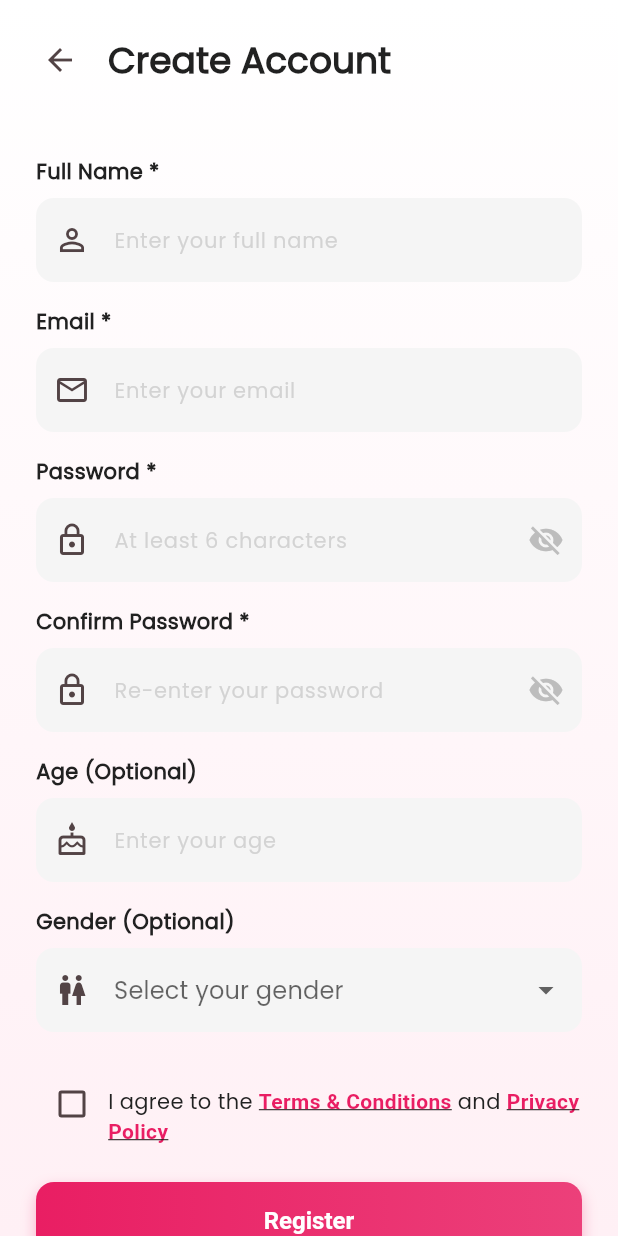
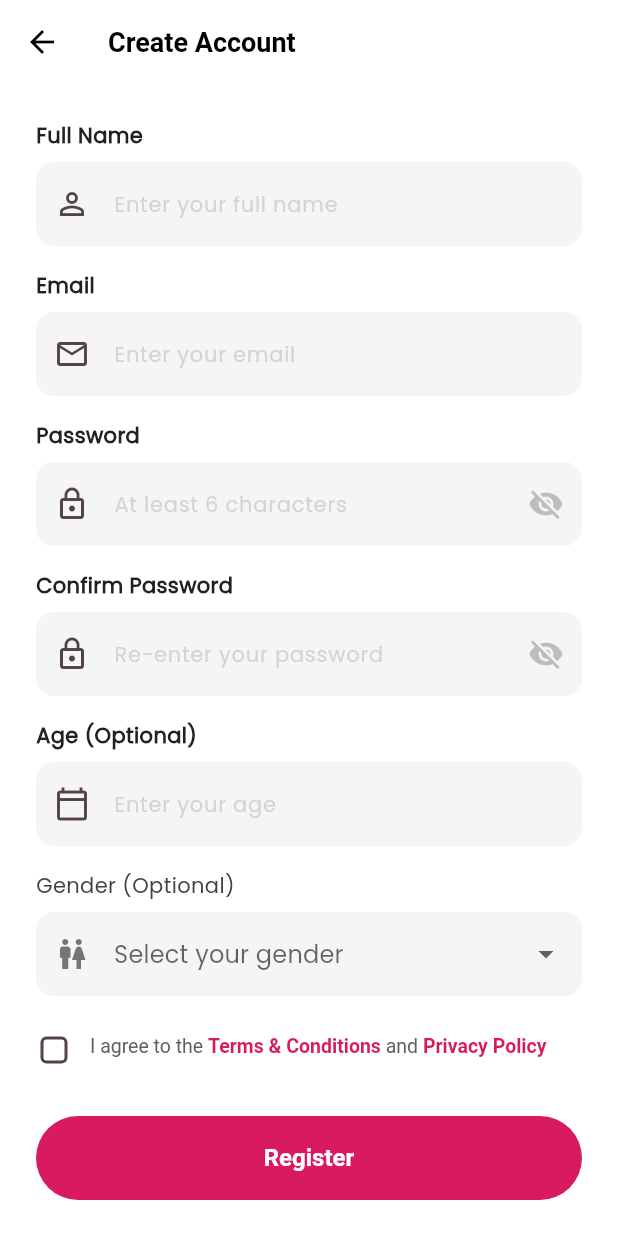
Before and after one commit to robertterquin/ONCOSENSE, a Flutter app: the screen it shows after launch, after a tap on "Create an account", on a phone screen of 412 x 824 dp. Run offline on Flutter 3.47's test engine with Material 3 defaults, Android fonts, the phone set to English and light mode, and no system bars.

```diff
--- a/lib/screens/auth/register_screen.dart
+++ b/lib/screens/auth/register_screen.dart
@@ -1,8 +1,7 @@
 import 'package:flutter/material.dart';
 import 'package:flutter/services.dart';
-import 'package:cancerapp/utils/theme.dart';
 import 'package:cancerapp/utils/constants.dart';
-import 'widgets/auth_button.dart';
+import 'package:cancerapp/utils/routes.dart';
 import 'widgets/input_field.dart';
 
 class RegisterScreen extends StatefulWidget {
@@ -123,41 +122,31 @@ class _RegisterScreenState extends State<RegisterScreen> {
       );
 
       // Navigate to login or home screen
-      Navigator.pushReplacementNamed(context, '/login');
+      Navigator.pushReplacementNamed(context, AppRoutes.login);
     }
   }
 
   @override
   Widget build(BuildContext context) {
     return Scaffold(
-      body: Container(
-        decoration: BoxDecoration(
-          gradient: AppTheme.softPinkGradient,
-        ),
-        child: SafeArea(
-          child: Column(
-            children: [
-              // App Bar
-              Padding(
-                padding: const EdgeInsets.all(16.0),
-                child: Row(
-                  children: [
-                    IconButton(
-                      icon: const Icon(Icons.arrow_back),
+      backgroundColor: Colors.white,
+      appBar: AppBar(
+        backgroundColor: Colors.white,
+        elevation: 0,
+        leading: IconButton(
+          icon: Icon(Icons.arrow_back, color: Colors.black),
           onPressed: () => Navigator.pop(context),
         ),
-                    const SizedBox(width: 8.0),
-                    Text(
+        title: Text(
           'Create Account',
-                      style: Theme.of(context).textTheme.headlineMedium,
-                    ),
-                  ],
+          style: TextStyle(
+            color: Colors.black,
+            fontSize: 18,
+            fontWeight: FontWeight.w600,
           ),
         ),
-
-              // Form
-              Expanded(
-                child: SingleChildScrollView(
+      ),
+      body: SingleChildScrollView(
         padding: const EdgeInsets.all(24.0),
         child: Form(
           key: _formKey,
@@ -167,7 +156,7 @@ class _RegisterScreenState extends State<RegisterScreen> {
               // Full Name
               InputField(
                 controller: _nameController,
-                          label: 'Full Name *',
+                label: 'Full Name',
                 hint: 'Enter your full name',
                 keyboardType: TextInputType.name,
                 prefixIcon: const Icon(Icons.person_outline),
@@ -179,7 +168,7 @@ class _RegisterScreenState extends State<RegisterScreen> {
               // Email
               InputField(
                 controller: _emailController,
-                          label: 'Email *',
+                label: 'Email',
                 hint: 'Enter your email',
                 keyboardType: TextInputType.emailAddress,
                 prefixIcon: const Icon(Icons.email_outlined),
@@ -191,7 +180,7 @@ class _RegisterScreenState extends State<RegisterScreen> {
               // Password
               InputField(
                 controller: _passwordController,
-                          label: 'Password *',
+                label: 'Password',
                 hint: 'At least 6 characters',
                 isPassword: true,
                 prefixIcon: const Icon(Icons.lock_outline),
@@ -203,7 +192,7 @@ class _RegisterScreenState extends State<RegisterScreen> {
               // Confirm Password
               InputField(
                 controller: _confirmPasswordController,
-                          label: 'Confirm Password *',
+                label: 'Confirm Password',
                 hint: 'Re-enter your password',
                 isPassword: true,
                 prefixIcon: const Icon(Icons.lock_outline),
@@ -218,7 +207,7 @@ class _RegisterScreenState extends State<RegisterScreen> {
                 label: 'Age (Optional)',
                 hint: 'Enter your age',
                 keyboardType: TextInputType.number,
-                          prefixIcon: const Icon(Icons.cake_outlined),
+                prefixIcon: const Icon(Icons.calendar_today_outlined),
                 inputFormatters: [
                   FilteringTextInputFormatter.digitsOnly,
                   LengthLimitingTextInputFormatter(3),
@@ -236,21 +225,29 @@ class _RegisterScreenState extends State<RegisterScreen> {
                     'Gender (Optional)',
                     style: TextStyle(
                       fontSize: 14,
-                                fontWeight: FontWeight.w600,
-                                color: Color(0xFF212121),
+                      fontWeight: FontWeight.w500,
+                      color: Color(0xFF424242),
                     ),
                   ),
                   const SizedBox(height: 8),
-                            DropdownButtonFormField<String>(
+                  Container(
+                    decoration: BoxDecoration(
+                      color: Color(0xFFF5F5F5),
+                      borderRadius: BorderRadius.circular(12),
+                    ),
+                    child: DropdownButtonFormField<String>(
                       value: _selectedGender,
                       decoration: InputDecoration(
                         hintText: 'Select your gender',
                         hintStyle: TextStyle(
-                                  color: Color(0xFFBDBDBD).withOpacity(0.6),
+                          color: Color(0xFF9E9E9E),
                           fontSize: 14,
                         ),
-                                prefixIcon: const Icon(Icons.wc_outlined),
+                        prefixIcon: Icon(Icons.wc_outlined, color: Color(0xFF757575)),
+                        border: InputBorder.none,
+                        contentPadding: EdgeInsets.symmetric(horizontal: 16, vertical: 16),
                       ),
+                      dropdownColor: Colors.white,
                       items: ['Male', 'Female', 'Non-binary', 'Prefer not to say'].map((gender) {
                         return DropdownMenuItem(
                           value: gender,
@@ -263,6 +260,7 @@ class _RegisterScreenState extends State<RegisterScreen> {
                         });
                       },
                     ),
+                  ),
                 ],
               ),
 
@@ -272,15 +270,23 @@ class _RegisterScreenState extends State<RegisterScreen> {
               Row(
                 crossAxisAlignment: CrossAxisAlignment.start,
                 children: [
-                            Checkbox(
+                  SizedBox(
+                    width: 24,
+                    height: 24,
+                    child: Checkbox(
                       value: _termsAccepted,
                       onChanged: (value) {
                         setState(() {
                           _termsAccepted = value ?? false;
                         });
                       },
-                              activeColor: Color(0xFFE91E63),
+                      activeColor: Color(0xFFD81B60),
+                      shape: RoundedRectangleBorder(
+                        borderRadius: BorderRadius.circular(4),
                       ),
+                    ),
+                  ),
+                  SizedBox(width: 12),
                   Expanded(
                     child: GestureDetector(
                       onTap: () {
@@ -288,28 +294,28 @@ class _RegisterScreenState extends State<RegisterScreen> {
                           _termsAccepted = !_termsAccepted;
                         });
                       },
-                                child: Padding(
-                                  padding: const EdgeInsets.only(top: 12),
                       child: RichText(
                         text: TextSpan(
-                                      style: Theme.of(context).textTheme.bodyMedium,
+                          style: TextStyle(
+                            fontSize: 13,
+                            color: Color(0xFF616161),
+                            height: 1.4,
+                          ),
                           children: const [
                             TextSpan(text: 'I agree to the '),
                             TextSpan(
                               text: 'Terms & Conditions',
                               style: TextStyle(
-                                            color: Color(0xFFE91E63),
-                                            fontWeight: FontWeight.bold,
-                                            decoration: TextDecoration.underline,
+                                color: Color(0xFFD81B60),
+                                fontWeight: FontWeight.w600,
                               ),
                             ),
                             TextSpan(text: ' and '),
                             TextSpan(
                               text: 'Privacy Policy',
                               style: TextStyle(
-                                            color: Color(0xFFE91E63),
-                                            fontWeight: FontWeight.bold,
-                                            decoration: TextDecoration.underline,
+                                color: Color(0xFFD81B60),
+                                fontWeight: FontWeight.w600,
                               ),
                             ),
                           ],
@@ -317,17 +323,43 @@ class _RegisterScreenState extends State<RegisterScreen> {
                       ),
                     ),
                   ),
-                            ),
                 ],
               ),
 
-                        const SizedBox(height: 24.0),
+              const SizedBox(height: 32.0),
 
               // Register Button
-                        AuthButton(
-                          text: 'Register',
-                          onPressed: _handleRegister,
-                          isLoading: _isLoading,
+              SizedBox(
+                width: double.infinity,
+                height: 56,
+                child: ElevatedButton(
+                  onPressed: _isLoading ? null : _handleRegister,
+                  style: ElevatedButton.styleFrom(
+                    backgroundColor: Color(0xFFD81B60),
+                    foregroundColor: Colors.white,
+                    shape: RoundedRectangleBorder(
+                      borderRadius: BorderRadius.circular(28),
+                    ),
+                    elevation: 0,
+                    disabledBackgroundColor: Color(0xFFD81B60).withOpacity(0.6),
+                  ),
+                  child: _isLoading
+                      ? SizedBox(
+                          width: 24,
+                          height: 24,
+                          child: CircularProgressIndicator(
+                            strokeWidth: 2.5,
+                            valueColor: AlwaysStoppedAnimation<Color>(Colors.white),
+                          ),
+                        )
+                      : const Text(
+                          'Register',
+                          style: TextStyle(
+                            fontSize: 16,
+                            fontWeight: FontWeight.w600,
+                          ),
+                        ),
+                ),
               ),
 
               const SizedBox(height: 16.0),
@@ -338,17 +370,25 @@ class _RegisterScreenState extends State<RegisterScreen> {
                 children: [
                   Text(
                     'Already have an account? ',
-                              style: Theme.of(context).textTheme.bodyMedium,
+                    style: TextStyle(
+                      fontSize: 14,
+                      color: Color(0xFF616161),
+                    ),
                   ),
                   TextButton(
                     onPressed: () {
-                                Navigator.pushReplacementNamed(context, '/login');
+                      Navigator.pushNamed(context, AppRoutes.login);
                     },
+                    style: TextButton.styleFrom(
+                      padding: EdgeInsets.zero,
+                      minimumSize: Size(50, 30),
+                      tapTargetSize: MaterialTapTargetSize.shrinkWrap,
+                    ),
                     child: const Text(
                       'Login',
                       style: TextStyle(
-                                  color: Color(0xFFE91E63),
-                                  fontWeight: FontWeight.bold,
+                        color: Color(0xFFD81B60),
+                        fontWeight: FontWeight.w600,
                         fontSize: 14,
                       ),
                     ),
@@ -359,11 +399,6 @@ class _RegisterScreenState extends State<RegisterScreen> {
           ),
         ),
       ),
-              ),
-            ],
-          ),
-        ),
-      ),
     );
   }
 }
--- a/lib/screens/auth/welcome_screen.dart
+++ b/lib/screens/auth/welcome_screen.dart
@@ -22,19 +22,6 @@ class WelcomeScreen extends StatelessWidget {
           ),
         ),
         child: SafeArea(
-          child: Column(
-            children: [
-              // Pink dripping effect at top
-              Stack(
-                children: [
-                  CustomPaint(
-                    size: Size(MediaQuery.of(context).size.width, 80),
-                    painter: DrippingPaintPainter(),
-                  ),
-                ],
-              ),
-
-              Expanded(
           child: Padding(
             padding: const EdgeInsets.symmetric(horizontal: 24.0),
             child: Column(
@@ -162,84 +149,7 @@ class WelcomeScreen extends StatelessWidget {
             ),
           ),
         ),
-            ],
-          ),
-        ),
       ),
     );
   }
 }
-
-// Custom painter for dripping effect
-class DrippingPaintPainter extends CustomPainter {
-  @override
-  void paint(Canvas canvas, Size size) {
-    final paint = Paint()
-      ..color = Color(0xFFF8BBD0)
-      ..style = PaintingStyle.fill;
-
-    final path = Path();
-
-    // Start from top left
-    path.moveTo(0, 0);
-    path.lineTo(size.width, 0);
-    path.lineTo(size.width, 40);
-
-    // Create dripping effect with curves
-    double dripWidth = size.width / 6;
-
-    for (int i = 6; i >= 0; i--) {
-      double x = i * dripWidth;
-      double dripHeight = (i % 2 == 0) ? 60 : 45;
-
-      if (i == 6) {
-        path.lineTo(x + dripWidth, 40);
-      }
-
-      path.quadraticBezierTo(
-        x + dripWidth * 0.75,
-        40,
-        x + dripWidth * 0.5,
-        dripHeight,
-      );
-      path.quadraticBezierTo(
-        x + dripWidth * 0.25,
-        40,
-        x,
-        40,
-      );
-    }
-
-    path.lineTo(0, 40);
-    path.close();
-
-    canvas.drawPath(path, paint);
-
-    // Add sprinkles on top
-    final sprinklePaint = Paint()
-      ..strokeWidth = 2
-      ..strokeCap = StrokeCap.round;
-
-    final random = [
-      {'x': 30.0, 'y': 15.0, 'color': Color(0xFFFF4081)},
-      {'x': 80.0, 'y': 25.0, 'color': Color(0xFFE91E63)},
-      {'x': 130.0, 'y': 10.0, 'color': Color(0xFFFF80AB)},
-      {'x': 180.0, 'y': 20.0, 'color': Color(0xFFF06292)},
-      {'x': 230.0, 'y': 12.0, 'color': Color(0xFFFF4081)},
-      {'x': 280.0, 'y': 18.0, 'color': Color(0xFFE91E63)},
-      {'x': 330.0, 'y': 22.0, 'color': Color(0xFFFF80AB)},
-    ];
-
-    for (var sprinkle in random) {
-      sprinklePaint.color = sprinkle['color'] as Color;
-      canvas.drawLine(
-        Offset(sprinkle['x'] as double, sprinkle['y'] as double),
-        Offset((sprinkle['x'] as double) + 8, (sprinkle['y'] as double) + 3),
-        sprinklePaint,
-      );
-    }
-  }
-
-  @override
-  bool shouldRepaint(covariant CustomPainter oldDelegate) => false;
-}
--- a/lib/utils/constants.dart
+++ b/lib/utils/constants.dart
@@ -1,6 +1,6 @@
 class AppConstants {
   // App Info
-  static const String appName = 'CancerApp';
+  static const String appName = 'OncoSense';
   static const String appVersion = '1.0.0';
   static const String appTagline = 'Empowering Awareness. Saving Lives.';
 
```
Lines whose indentation alone changed are shown as unchanged.
